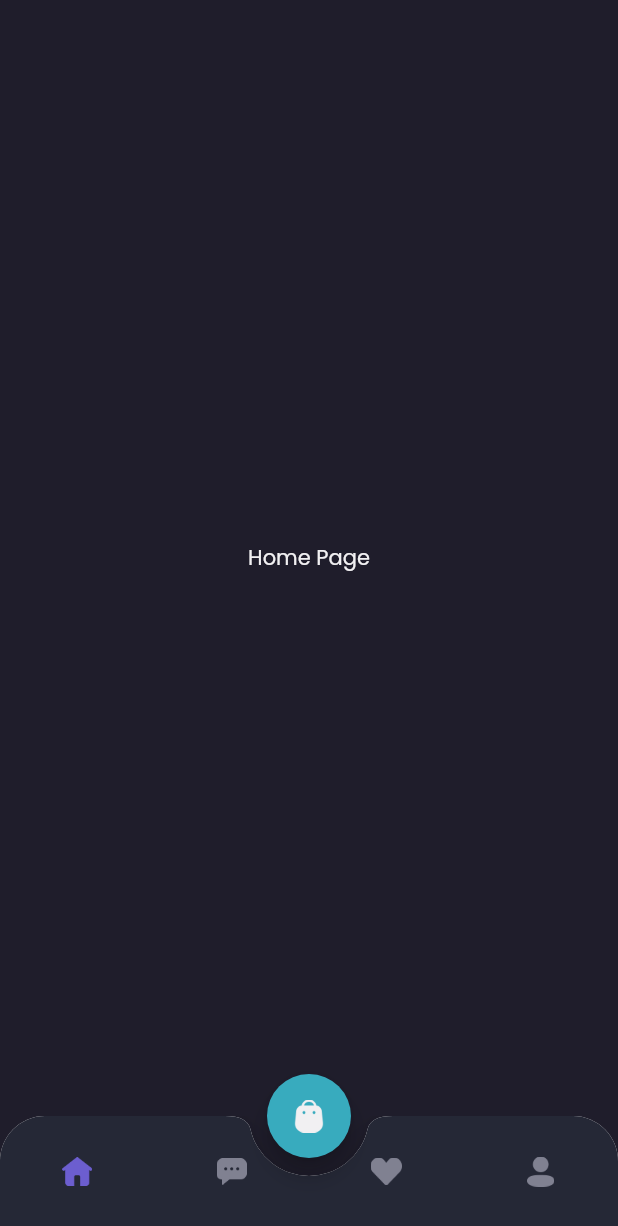
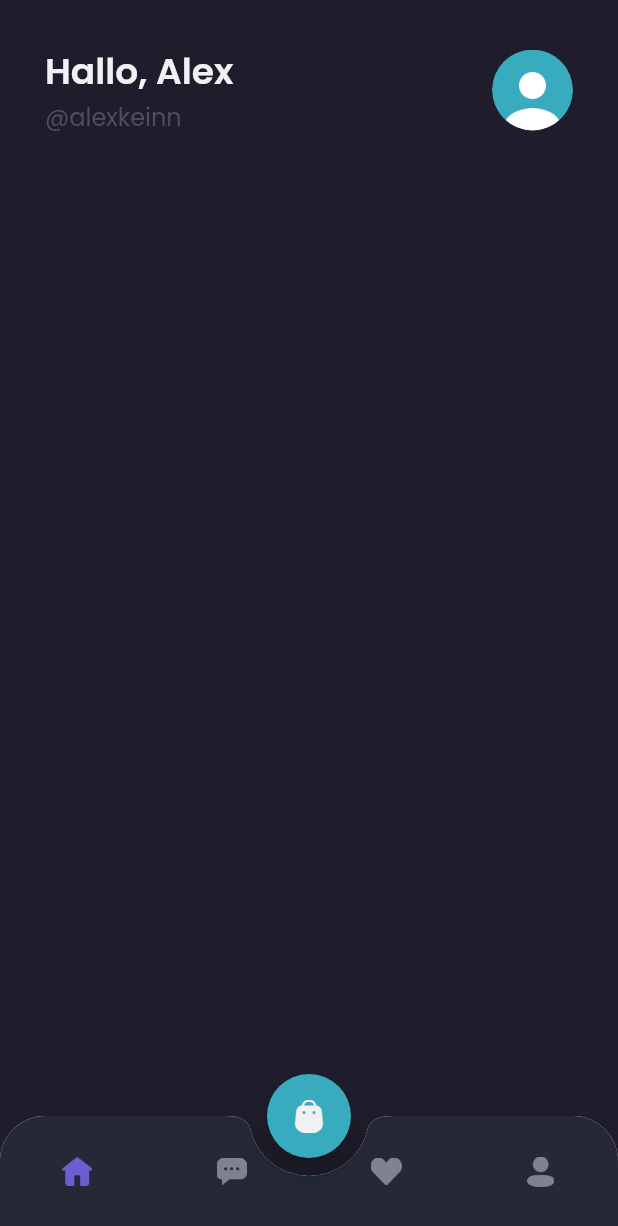
Before and after one commit to fathurzoy/shamo, a Flutter app: the MainPage screen opened by its route, on a phone screen of 412 x 824 dp. Shown: the top 1226 px of the screen. Run offline on Flutter 3.47's test engine with Material 2 defaults, Android fonts, the phone set to English and light mode, and no system bars; our stand-ins replace google_fonts.

Commit message:
Home Page Bagian Header

```diff
--- a/lib/pages/home/home_page.dart
+++ b/lib/pages/home/home_page.dart
@@ -6,11 +6,58 @@ class HomePage extends StatelessWidget {
 
   @override
   Widget build(BuildContext context) {
-    return Center(
-      child: Text(
-        "Home Page",
-        style: primaryTextStyle,
-      ),
+    Widget header() {
+      return Container(
+        margin: EdgeInsets.only(
+          top: defaultMargin,
+          left: defaultMargin,
+          right: defaultMargin,
+        ),
+        child: Row(
+          mainAxisAlignment: MainAxisAlignment.spaceBetween,
+          crossAxisAlignment: CrossAxisAlignment.center,
+          children: [
+            Expanded(
+              child: Column(
+                crossAxisAlignment: CrossAxisAlignment.start,
+                children: [
+                  Text(
+                    "Hallo, Alex",
+                    style: primaryTextStyle.copyWith(
+                      fontSize: 24,
+                      fontWeight: semiBold,
+                    ),
+                  ),
+                  Text(
+                    "@alexkeinn",
+                    style: subtitleTextStyle.copyWith(
+                      fontSize: 16,
+                    ),
+                  )
+                ],
+              ),
+            ),
+            Container(
+              width: 54,
+              height: 54,
+              decoration: BoxDecoration(
+                shape: BoxShape.circle,
+                image: DecorationImage(
+                  image: AssetImage(
+                    'assets/image_profile.png',
+                  ),
+                ),
+              ),
+            ),
+          ],
+        ),
+      );
+    }
+
+    return ListView(
+      children: [
+        header(),
+      ],
     );
   }
 }
```
